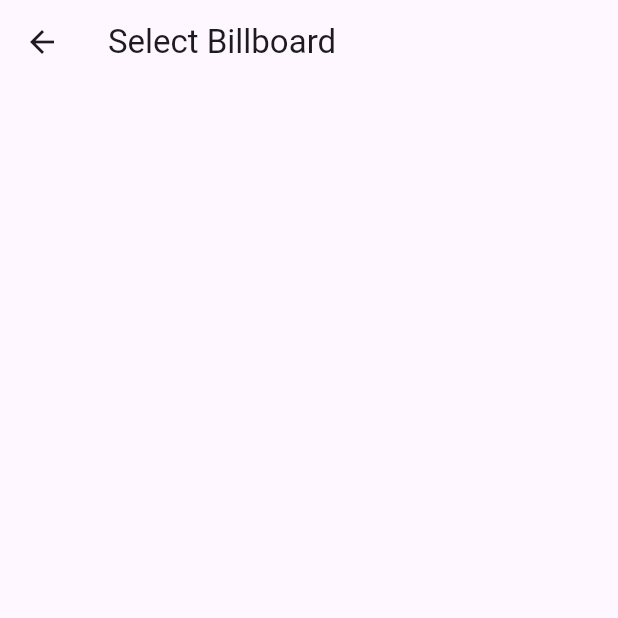
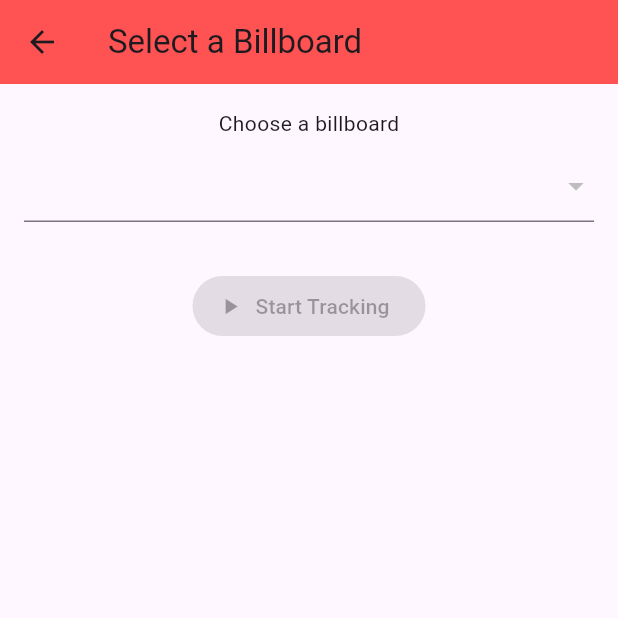
Before and after one commit to christcharlgabales/DigitalBillboard, a Flutter app: the BillboardSelectionScreen screen opened directly, on a phone screen of 412 x 824 dp, the top half of it. Run offline on Flutter 3.47's test engine with Material 3 defaults, Android fonts, the phone set to English and light mode, and no system bars; our stand-ins replace flutter_dotenv, geolocator, supabase_flutter; accounts and stored records are empty.

Commit message:
feat: added billboard screen

```diff
--- a/lib/screens/billboard_selection_screen.dart
+++ b/lib/screens/billboard_selection_screen.dart
@@ -1,6 +1,6 @@
 import 'package:flutter/material.dart';
 import 'package:supabase_flutter/supabase_flutter.dart';
-import 'billboard_screen.dart'; // Import the new alert display screen
+import 'tracking_screen.dart';
 
 class BillboardSelectionScreen extends StatefulWidget {
   const BillboardSelectionScreen({super.key});
@@ -13,6 +13,7 @@ class BillboardSelectionScreen extends StatefulWidget {
 class _BillboardSelectionScreenState extends State<BillboardSelectionScreen> {
   final supabase = Supabase.instance.client;
   List<dynamic> billboards = [];
+  dynamic selectedBillboard;
 
   @override
   void initState() {
@@ -21,44 +22,73 @@ class _BillboardSelectionScreenState extends State<BillboardSelectionScreen> {
   }
 
   Future<void> fetchBillboards() async {
+    try {
       final response = await supabase.from('billboards').select();
       setState(() {
         billboards = response;
       });
+    } catch (e) {
+      debugPrint('Error fetching billboards: $e');
+    }
   }
 
   @override
   Widget build(BuildContext context) {
     return Scaffold(
-      appBar: AppBar(title: const Text("Select Billboard")),
-      body: ListView.builder(
-        itemCount: billboards.length,
-        itemBuilder: (context, index) {
-          final b = billboards[index];
-          return Card(
-            margin: const EdgeInsets.all(12),
-            child: ListTile(
-              leading: const Icon(Icons.location_on),
-              title: Text("Billboard: ${b['code']}"),
-              subtitle: Text("Location: ${b['location']}"),
-              trailing: ElevatedButton(
-                onPressed: () {
+      appBar: AppBar(
+        title: const Text("Select a Billboard"),
+        backgroundColor: Colors.redAccent,
+      ),
+      body: Padding(
+        padding: const EdgeInsets.all(16),
+        child: Column(
+          children: [
+            const Text("Choose a billboard"),
+            const SizedBox(height: 8),
+            DropdownButtonFormField<dynamic>(
+              items:
+                  billboards.map<DropdownMenuItem<dynamic>>((billboard) {
+                    return DropdownMenuItem(
+                      value: billboard,
+                      child: Text(
+                        '${billboard['name']} - ${billboard['location']}',
+                      ),
+                    );
+                  }).toList(),
+              onChanged: (value) {
+                setState(() {
+                  selectedBillboard = value;
+                });
+              },
+              decoration: const InputDecoration(border: UnderlineInputBorder()),
+            ),
+            const SizedBox(height: 32),
+            ElevatedButton.icon(
+              onPressed:
+                  selectedBillboard == null
+                      ? null
+                      : () {
                         Navigator.push(
                           context,
                           MaterialPageRoute(
                             builder:
-                          (_) => BillboardScreen(
-                            billboardId: b['id'],
-                            billboardName: b['code'] ?? 'Unnamed',
+                                (_) => TrackingScreen(
+                                  billboardLat: selectedBillboard['latitude'],
+                                  billboardLng: selectedBillboard['longitude'],
+                                  billboardId: selectedBillboard['id'],
                                 ),
                           ),
                         );
                       },
-                child: const Text("ACTIVATE"),
+              icon: const Icon(Icons.play_arrow),
+              label: const Text("Start Tracking"),
+              style: ElevatedButton.styleFrom(
+                backgroundColor: Colors.redAccent,
+                foregroundColor: Colors.white,
               ),
             ),
-          );
-        },
+          ],
+        ),
       ),
     );
   }
```
Lines whose indentation alone changed are shown as unchanged.
